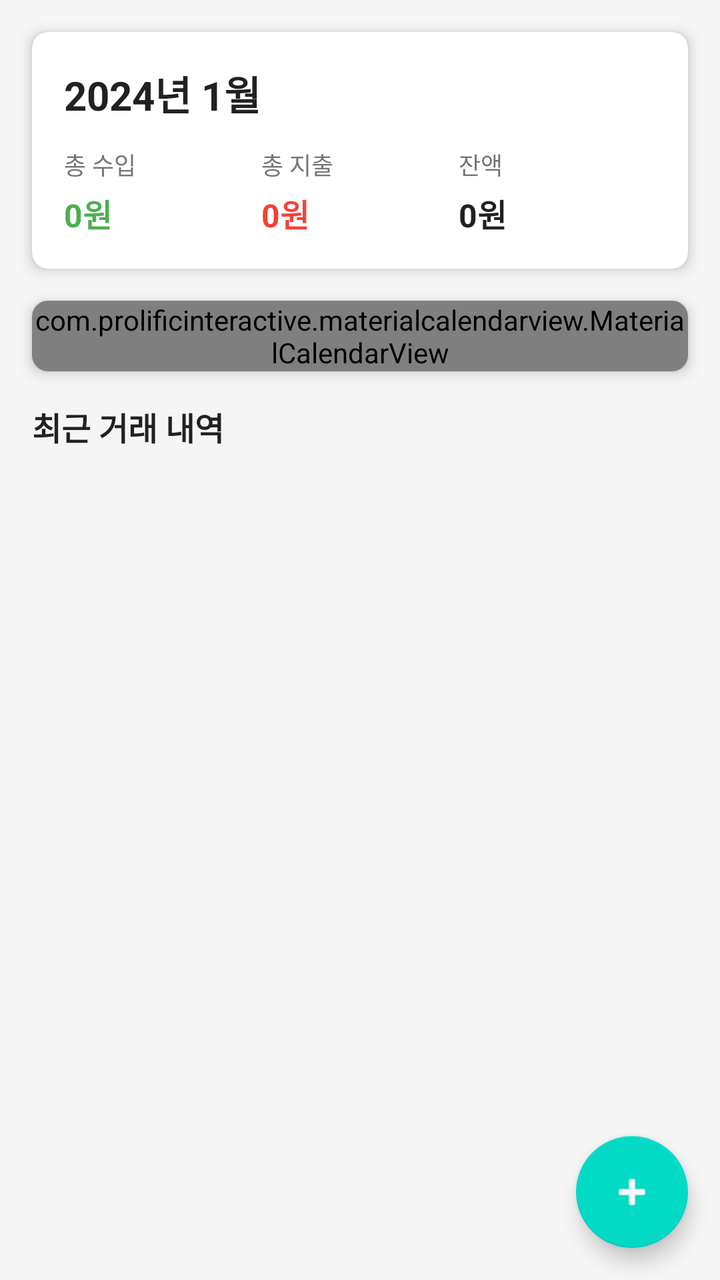
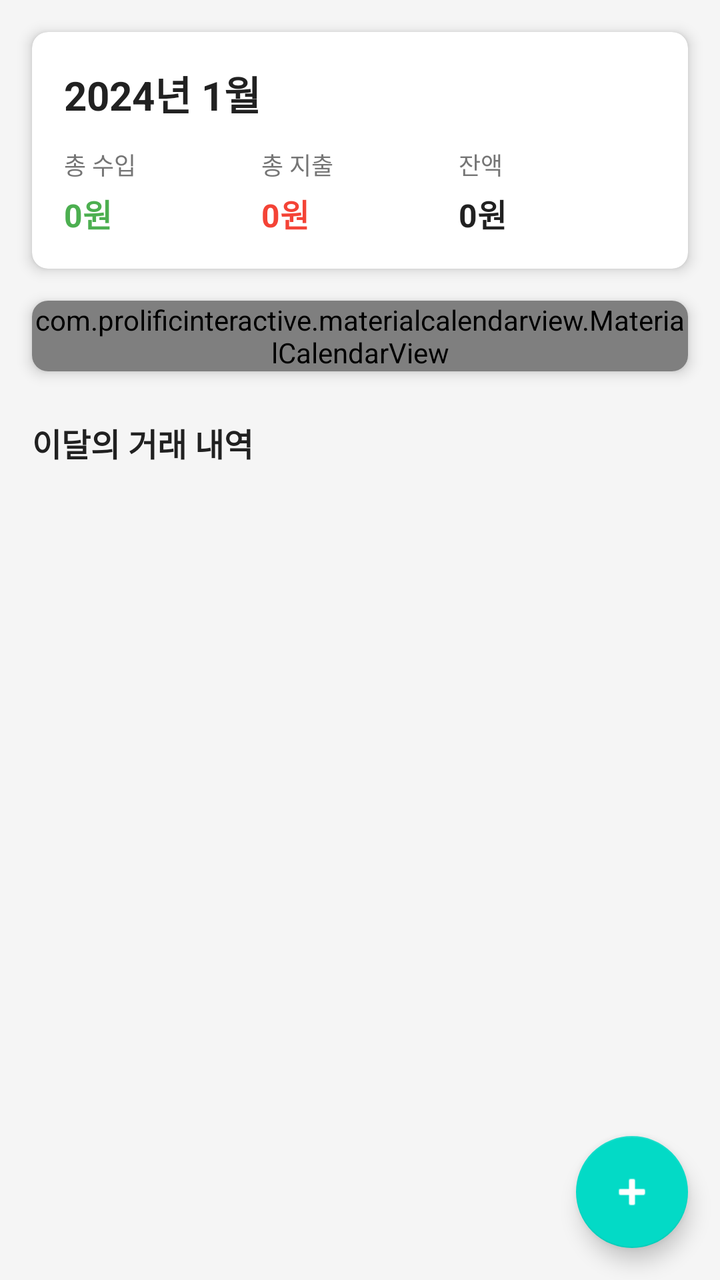

The first picture is an Android layout as it rendered before a commit; the second is the same layout after the commit. The layout source and the unified diff follow.
<!-- AndroidManifest.xml: activity theme Theme.FinanceTracker -->
<!-- res/layout/activity_main.xml -->
<?xml version="1.0" encoding="utf-8"?>
<androidx.coordinatorlayout.widget.CoordinatorLayout
    xmlns:android="http://schemas.android.com/apk/res/android"
    xmlns:app="http://schemas.android.com/apk/res-auto"
    android:layout_width="match_parent"
    android:layout_height="match_parent"
    android:background="@color/background">

    <LinearLayout
        android:layout_width="match_parent"
        android:layout_height="match_parent"
        android:orientation="vertical">

        
        <androidx.cardview.widget.CardView
            android:layout_width="match_parent"
            android:layout_height="wrap_content"
            android:layout_margin="16dp"
            app:cardCornerRadius="8dp"
            app:cardElevation="4dp">

            <LinearLayout
                android:layout_width="match_parent"
                android:layout_height="wrap_content"
                android:orientation="vertical"
                android:padding="16dp">

                <TextView
                    android:id="@+id/monthYearText"
                    android:layout_width="wrap_content"
                    android:layout_height="wrap_content"
                    android:text="2024년 1월"
                    android:textSize="20sp"
                    android:textStyle="bold"
                    android:textColor="@color/text_primary"/>

                <LinearLayout
                    android:layout_width="match_parent"
                    android:layout_height="wrap_content"
                    android:orientation="horizontal"
                    android:layout_marginTop="12dp">

                    <LinearLayout
                        android:layout_width="0dp"
                        android:layout_height="wrap_content"
                        android:layout_weight="1"
                        android:orientation="vertical">

                        <TextView
                            android:layout_width="wrap_content"
                            android:layout_height="wrap_content"
                            android:text="@string/total_income"
                            android:textSize="12sp"
                            android:textColor="@color/text_secondary"/>

                        <TextView
                            android:id="@+id/totalIncomeText"
                            android:layout_width="wrap_content"
                            android:layout_height="wrap_content"
                            android:text="0원"
                            android:textSize="16sp"
                            android:textStyle="bold"
                            android:textColor="@color/income_color"
                            android:layout_marginTop="4dp"/>
                    </LinearLayout>

                    <LinearLayout
                        android:layout_width="0dp"
                        android:layout_height="wrap_content"
                        android:layout_weight="1"
                        android:orientation="vertical">

                        <TextView
                            android:layout_width="wrap_content"
                            android:layout_height="wrap_content"
                            android:text="@string/total_expense"
                            android:textSize="12sp"
                            android:textColor="@color/text_secondary"/>

                        <TextView
                            android:id="@+id/totalExpenseText"
                            android:layout_width="wrap_content"
                            android:layout_height="wrap_content"
                            android:text="0원"
                            android:textSize="16sp"
                            android:textStyle="bold"
                            android:textColor="@color/expense_color"
                            android:layout_marginTop="4dp"/>
                    </LinearLayout>

                    <LinearLayout
                        android:layout_width="0dp"
                        android:layout_height="wrap_content"
                        android:layout_weight="1"
                        android:orientation="vertical">

                        <TextView
                            android:layout_width="wrap_content"
                            android:layout_height="wrap_content"
                            android:text="@string/balance"
                            android:textSize="12sp"
                            android:textColor="@color/text_secondary"/>

                        <TextView
                            android:id="@+id/balanceText"
                            android:layout_width="wrap_content"
                            android:layout_height="wrap_content"
                            android:text="0원"
                            android:textSize="16sp"
                            android:textStyle="bold"
                            android:textColor="@color/text_primary"
                            android:layout_marginTop="4dp"/>
                    </LinearLayout>
                </LinearLayout>
            </LinearLayout>
        </androidx.cardview.widget.CardView>

        
        <androidx.cardview.widget.CardView
            android:layout_width="match_parent"
            android:layout_height="wrap_content"
            android:layout_marginStart="16dp"
            android:layout_marginEnd="16dp"
            android:layout_marginBottom="8dp"
            app:cardCornerRadius="8dp"
            app:cardElevation="4dp">

            <com.prolificinteractive.materialcalendarview.MaterialCalendarView
                android:id="@+id/calendarView"
                android:layout_width="match_parent"
                android:layout_height="wrap_content"
                app:mcv_showOtherDates="all"
                app:mcv_selectionColor="@color/primary"/>
        </androidx.cardview.widget.CardView>

        
        <TextView
            android:layout_width="wrap_content"
            android:layout_height="wrap_content"
            android:text="최근 거래 내역"
            android:textSize="16sp"
            android:textStyle="bold"
            android:textColor="@color/text_primary"
            android:layout_marginStart="16dp"
            android:layout_marginTop="8dp"
            android:layout_marginBottom="8dp"/>

        <androidx.recyclerview.widget.RecyclerView
            android:id="@+id/recentTransactionsRecyclerView"
            android:layout_width="match_parent"
            android:layout_height="0dp"
            android:layout_weight="1"
            android:layout_marginStart="16dp"
            android:layout_marginEnd="16dp"
            android:layout_marginBottom="16dp"/>

    </LinearLayout>

    
    <com.google.android.material.floatingactionbutton.FloatingActionButton
        android:id="@+id/fabAddTransaction"
        android:layout_width="wrap_content"
        android:layout_height="wrap_content"
        android:layout_gravity="bottom|end"
        android:layout_margin="16dp"
        android:src="@android:drawable/ic_input_add"
        android:contentDescription="@string/add_transaction"
        app:tint="@color/white"/>

</androidx.coordinatorlayout.widget.CoordinatorLayout>
<!-- resources referenced by this layout -->
<resources>
  <color name="background">#F5F5F5</color>
  <color name="expense_color">#F44336</color>
  <color name="income_color">#4CAF50</color>
  <color name="primary">#2196F3</color>
  <color name="text_primary">#212121</color>
  <color name="text_secondary">#757575</color>
  <color name="white">#FFFFFFFF</color>
  <string name="add_transaction">거래 추가</string>
  <string name="balance">잔액</string>
  <string name="total_expense">총 지출</string>
  <string name="total_income">총 수입</string>
  <style name="Theme.FinanceTracker" parent="Theme.MaterialComponents.DayNight.DarkActionBar">
          <item name="colorPrimary">@color/primary</item>
          <item name="colorPrimaryDark">@color/primary_dark</item>
          <item name="colorAccent">@color/accent</item>
          <item name="android:windowBackground">@color/background</item>
      </style>
  <color name="primary_dark">#1976D2</color>
  <color name="accent">#FF5722</color>
</resources>

<!-- the commit's change to res/layout/activity_main.xml (unified diff, before → after) -->
@@ -6,155 +6,189 @@
     android:layout_height="match_parent"
     android:background="@color/background">
 
-    <LinearLayout
+    <com.google.android.material.appbar.AppBarLayout
+        android:id="@+id/appBarLayout"
         android:layout_width="match_parent"
-        android:layout_height="match_parent"
-        android:orientation="vertical">
-
-        
-        <androidx.cardview.widget.CardView
+        android:layout_height="wrap_content"
+        android:background="@color/background"
+        app:elevation="0dp">
+
+        <com.google.android.material.appbar.CollapsingToolbarLayout
+            android:id="@+id/collapsingToolbar"
             android:layout_width="match_parent"
             android:layout_height="wrap_content"
-            android:layout_margin="16dp"
-            app:cardCornerRadius="8dp"
-            app:cardElevation="4dp">
+            app:layout_scrollFlags="scroll|exitUntilCollapsed"
+            app:contentScrim="@color/background">
 
             <LinearLayout
                 android:layout_width="match_parent"
                 android:layout_height="wrap_content"
                 android:orientation="vertical"
-                android:padding="16dp">
-
-                <TextView
-                    android:id="@+id/monthYearText"
-                    android:layout_width="wrap_content"
-                    android:layout_height="wrap_content"
-                    android:text="2024년 1월"
-                    android:textSize="20sp"
-                    android:textStyle="bold"
-                    android:textColor="@color/text_primary"/>
-
-                <LinearLayout
+                app:layout_collapseMode="parallax">
+
+                
+                <androidx.cardview.widget.CardView
                     android:layout_width="match_parent"
                     android:layout_height="wrap_content"
-                    android:orientation="horizontal"
-                    android:layout_marginTop="12dp">
+                    android:layout_margin="16dp"
+                    app:cardCornerRadius="8dp"
+                    app:cardElevation="4dp">
 
                     <LinearLayout
-                        android:layout_width="0dp"
+                        android:layout_width="match_parent"
                         android:layout_height="wrap_content"
-                        android:layout_weight="1"
-                        android:orientation="vertical">
+                        android:orientation="vertical"
+                        android:padding="16dp">
 
                         <TextView
+                            android:id="@+id/monthYearText"
                             android:layout_width="wrap_content"
                             android:layout_height="wrap_content"
-                            android:text="@string/total_income"
-                            android:textSize="12sp"
-                            android:textColor="@color/text_secondary"/>
-
-                        <TextView
-                            android:id="@+id/totalIncomeText"
-                            android:layout_width="wrap_content"
+                            android:text="2024년 1월"
+                            android:textSize="20sp"
+                            android:textStyle="bold"
+                            android:textColor="@color/text_primary"/>
+
+                        <LinearLayout
+                            android:layout_width="match_parent"
                             android:layout_height="wrap_content"
-                            android:text="0원"
-                            android:textSize="16sp"
-                            android:textStyle="bold"
-                            android:textColor="@color/income_color"
-                            android:layout_marginTop="4dp"/>
+                            android:orientation="horizontal"
+                            android:layout_marginTop="12dp">
+
+                            <LinearLayout
+                                android:layout_width="0dp"
+                                android:layout_height="wrap_content"
+                                android:layout_weight="1"
+                                android:orientation="vertical">
+
+                                <TextView
+                                    android:layout_width="wrap_content"
+                                    android:layout_height="wrap_content"
+                                    android:text="@string/total_income"
+                                    android:textSize="12sp"
+                                    android:textColor="@color/text_secondary"/>
+
+                                <TextView
+                                    android:id="@+id/totalIncomeText"
+                                    android:layout_width="wrap_content"
+                                    android:layout_height="wrap_content"
+                                    android:text="0원"
+                                    android:textSize="16sp"
+                                    android:textStyle="bold"
+                                    android:textColor="@color/income_color"
+                                    android:layout_marginTop="4dp"/>
+                            </LinearLayout>
+
+                            <LinearLayout
+                                android:layout_width="0dp"
+                                android:layout_height="wrap_content"
+                                android:layout_weight="1"
+                                android:orientation="vertical">
+
+                                <TextView
+                                    android:layout_width="wrap_content"
+                                    android:layout_height="wrap_content"
+                                    android:text="@string/total_expense"
+                                    android:textSize="12sp"
+                                    android:textColor="@color/text_secondary"/>
+
+                                <TextView
+                                    android:id="@+id/totalExpenseText"
+                                    android:layout_width="wrap_content"
+                                    android:layout_height="wrap_content"
+                                    android:text="0원"
+                                    android:textSize="16sp"
+                                    android:textStyle="bold"
+                                    android:textColor="@color/expense_color"
+                                    android:layout_marginTop="4dp"/>
+                            </LinearLayout>
+
+                            <LinearLayout
+                                android:layout_width="0dp"
+                                android:layout_height="wrap_content"
+                                android:layout_weight="1"
+                                android:orientation="vertical">
+
+                                <TextView
+                                    android:layout_width="wrap_content"
+                                    android:layout_height="wrap_content"
+                                    android:text="@string/balance"
+                                    android:textSize="12sp"
+                                    android:textColor="@color/text_secondary"/>
+
+                                <TextView
+                                    android:id="@+id/balanceText"
+                                    android:layout_width="wrap_content"
+                                    android:layout_height="wrap_content"
+                                    android:text="0원"
+                                    android:textSize="16sp"
+                                    android:textStyle="bold"
+                                    android:textColor="@color/text_primary"
+                                    android:layout_marginTop="4dp"/>
+                            </LinearLayout>
+                        </LinearLayout>
                     </LinearLayout>
-
-                    <LinearLayout
-                        android:layout_width="0dp"
+                </androidx.cardview.widget.CardView>
+
+                
+                <androidx.cardview.widget.CardView
+                    android:layout_width="match_parent"
+                    android:layout_height="wrap_content"
+                    android:layout_marginStart="16dp"
+                    android:layout_marginEnd="16dp"
+                    android:layout_marginBottom="8dp"
+                    app:cardCornerRadius="8dp"
+                    app:cardElevation="4dp">
+
+                    <com.prolificinteractive.materialcalendarview.MaterialCalendarView
+                        android:id="@+id/calendarView"
+                        android:layout_width="match_parent"
                         android:layout_height="wrap_content"
-                        android:layout_weight="1"
-                        android:orientation="vertical">
-
-                        <TextView
-                            android:layout_width="wrap_content"
-                            android:layout_height="wrap_content"
-                            android:text="@string/total_expense"
-                            android:textSize="12sp"
-                            android:textColor="@color/text_secondary"/>
-
-                        <TextView
-                            android:id="@+id/totalExpenseText"
-                            android:layout_width="wrap_content"
-                            android:layout_height="wrap_content"
-                            android:text="0원"
-                            android:textSize="16sp"
-                            android:textStyle="bold"
-                            android:textColor="@color/expense_color"
-                            android:layout_marginTop="4dp"/>
-                    </LinearLayout>
-
-                    <LinearLayout
-                        android:layout_width="0dp"
-                        android:layout_height="wrap_content"
-                        android:layout_weight="1"
-                        android:orientation="vertical">
-
-                        <TextView
-                            android:layout_width="wrap_content"
-                            android:layout_height="wrap_content"
-                            android:text="@string/balance"
-                            android:textSize="12sp"
-                            android:textColor="@color/text_secondary"/>
-
-                        <TextView
-                            android:id="@+id/balanceText"
-                            android:layout_width="wrap_content"
-                            android:layout_height="wrap_content"
-                            android:text="0원"
-                            android:textSize="16sp"
-                            android:textStyle="bold"
-                            android:textColor="@color/text_primary"
-                            android:layout_marginTop="4dp"/>
-                    </LinearLayout>
-                </LinearLayout>
+                        app:mcv_showOtherDates="all"
+                        app:mcv_selectionColor="@color/primary"/>
+                </androidx.cardview.widget.CardView>
+
             </LinearLayout>
-        </androidx.cardview.widget.CardView>
-
-        
-        <androidx.cardview.widget.CardView
+
+        </com.google.android.material.appbar.CollapsingToolbarLayout>
+
+    </com.google.android.material.appbar.AppBarLayout>
+
+    <androidx.core.widget.NestedScrollView
+        android:layout_width="match_parent"
+        android:layout_height="match_parent"
+        app:layout_behavior="@string/appbar_scrolling_view_behavior">
+
+        <LinearLayout
             android:layout_width="match_parent"
             android:layout_height="wrap_content"
-            android:layout_marginStart="16dp"
-            android:layout_marginEnd="16dp"
-            android:layout_marginBottom="8dp"
-            app:cardCornerRadius="8dp"
-            app:cardElevation="4dp">
-
-            <com.prolificinteractive.materialcalendarview.MaterialCalendarView
-                android:id="@+id/calendarView"
+            android:orientation="vertical">
+
+            
+            <TextView
+                android:id="@+id/monthlyTransactionsHeader"
+                android:layout_width="wrap_content"
+                android:layout_height="wrap_content"
+                android:text="이달의 거래 내역"
+                android:textSize="16sp"
+                android:textStyle="bold"
+                android:textColor="@color/text_primary"
+                android:layout_marginStart="16dp"
+                android:layout_marginTop="16dp"
+                android:layout_marginBottom="8dp"/>
+
+            <androidx.recyclerview.widget.RecyclerView
+                android:id="@+id/recentTransactionsRecyclerView"
                 android:layout_width="match_parent"
                 android:layout_height="wrap_content"
-                app:mcv_showOtherDates="all"
-                app:mcv_selectionColor="@color/primary"/>
-        </androidx.cardview.widget.CardView>
-
-        
-        <TextView
-            android:layout_width="wrap_content"
-            android:layout_height="wrap_content"
-            android:text="최근 거래 내역"
-            android:textSize="16sp"
-            android:textStyle="bold"
-            android:textColor="@color/text_primary"
-            android:layout_marginStart="16dp"
-            android:layout_marginTop="8dp"
-            android:layout_marginBottom="8dp"/>
-
-        <androidx.recyclerview.widget.RecyclerView
-            android:id="@+id/recentTransactionsRecyclerView"
-            android:layout_width="match_parent"
-            android:layout_height="0dp"
-            android:layout_weight="1"
-            android:layout_marginStart="16dp"
-            android:layout_marginEnd="16dp"
-            android:layout_marginBottom="16dp"/>
-
-    </LinearLayout>
+                android:layout_marginStart="16dp"
+                android:layout_marginEnd="16dp"
+                android:layout_marginBottom="80dp"
+                android:nestedScrollingEnabled="false"/>
+
+        </LinearLayout>
+
+    </androidx.core.widget.NestedScrollView>
 
     
     <com.google.android.material.floatingactionbutton.FloatingActionButton
